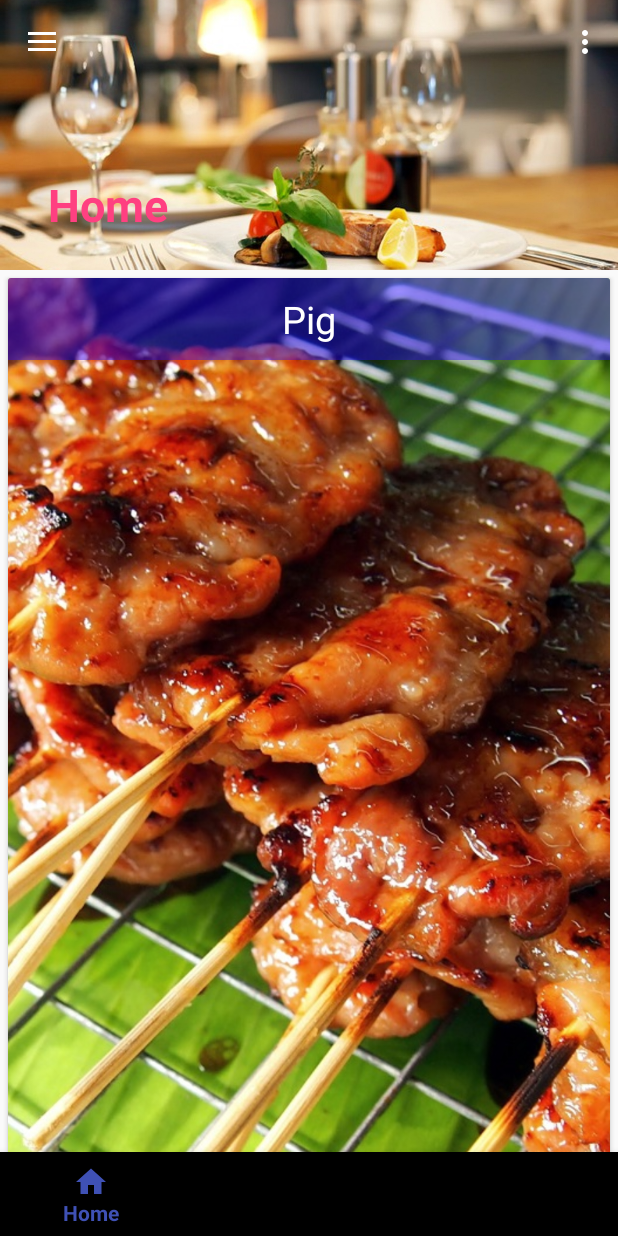
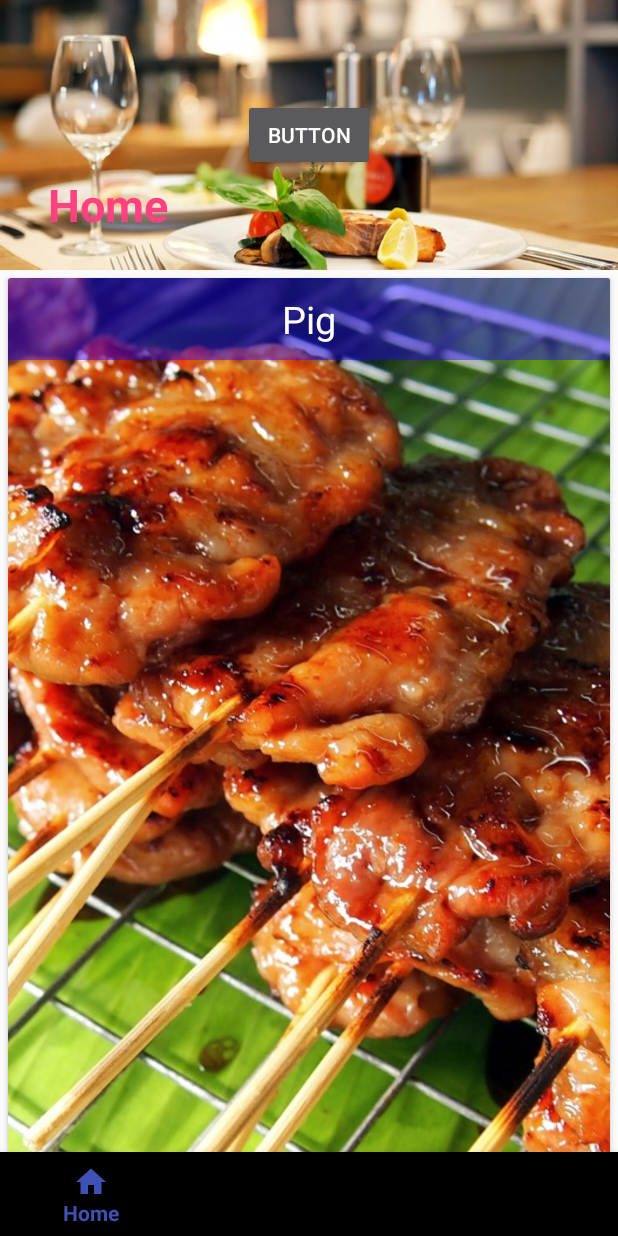
Before and after one commit to Takter10/Kin01, an Android app: the screen it shows after launch (MainActivity), on a phone screen of 412 x 824 dp. Run offline under Robolectric (Android 15) with nearby library versions, the phone set to English and light mode, and no system bars; our stand-ins replace Firebase (no records; nobody signed in at launch, a user with empty details on screens opened directly).

Commit message:
button recycle fragment

```diff
--- a/app/src/main/res/layout/fragment_recycler.xml
+++ b/app/src/main/res/layout/fragment_recycler.xml
@@ -5,12 +5,14 @@
     android:layout_height="match_parent"
     android:fitsSystemWindows="true">
 
+
     <android.support.design.widget.AppBarLayout
         android:id="@+id/app_bar"
         android:layout_width="match_parent"
         android:layout_height="180dp"
         android:fitsSystemWindows="true"
         android:theme="@style/ThemeOverlay.AppCompat.Dark.ActionBar">
+
 
         <android.support.design.widget.CollapsingToolbarLayout
             android:id="@+id/collapsing_toolbar"
@@ -22,12 +24,6 @@
             app:expandedTitleTextAppearance="@style/ExpandedAppBar"
             app:collapsedTitleTextAppearance="@style/CollapedAppBar">
 
-            <ImageView
-                android:layout_width="wrap_content"
-                android:layout_height="wrap_content"
-                android:scaleType="centerCrop"
-                android:src="@drawable/rest"/>
-
             <android.support.v7.widget.Toolbar
                 android:id="@+id/toolbar2"
                 android:layout_width="match_parent"
@@ -35,6 +31,20 @@
                 app:layout_collapseMode="pin"
                 app:titleTextColor="@color/cardview_dark_background"
                 app:title="Home"/>
+
+            <ImageView
+                android:layout_width="wrap_content"
+                android:layout_height="wrap_content"
+                android:scaleType="centerCrop"
+                android:src="@drawable/rest" />
+
+            <Button
+                android:id="@+id/button4"
+                android:layout_width="wrap_content"
+                android:layout_height="wrap_content"
+                android:text="Button"
+                android:layout_gravity="center"
+                />
 
 
         </android.support.design.widget.CollapsingToolbarLayout>
```
